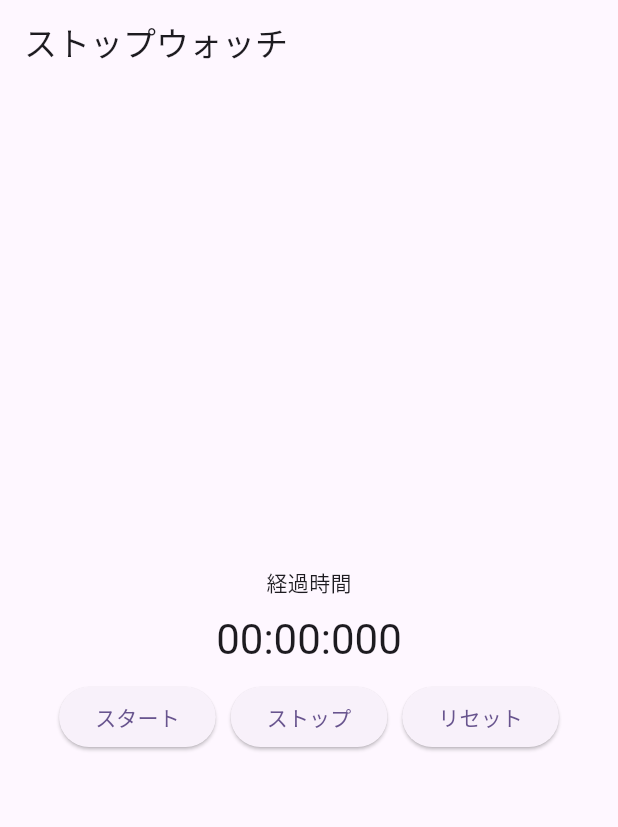
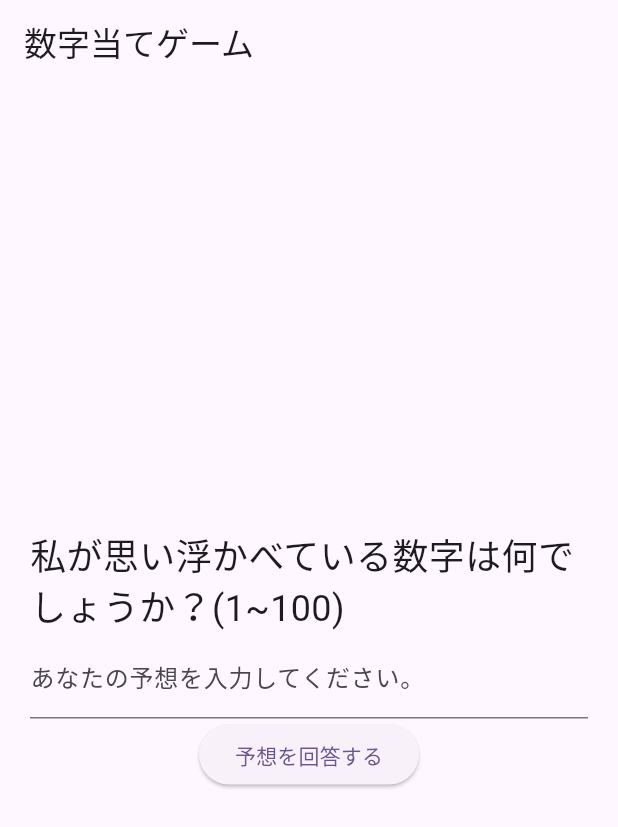
Before and after one commit to k-taiga/flutter_elementary, a Flutter app: the screen it shows after launch, on a phone screen of 412 x 824 dp. Shown: the top 827 px of the screen. Run offline on Flutter 3.47's test engine with Material 3 defaults, Android fonts, the phone set to English and light mode, and no system bars.

Commit message:
[add] NumberGuessApp

```diff
--- a/lib/main.dart
+++ b/lib/main.dart
@@ -1,7 +1,5 @@
 import 'package:flutter/material.dart';
-import 'dart:async';
-
-import 'package:flutter/widgets.dart';
+import 'dart:math';
 
 void main() {
   runApp(const MyApp());
@@ -18,96 +16,73 @@ class MyApp extends StatelessWidget {
         colorScheme: ColorScheme.fromSeed(seedColor: Colors.deepPurple),
         useMaterial3: true,
       ),
-      home: const StopWatch(),
+      home: const NumberGuessGame(),
     );
   }
 }
 
-class StopWatch extends StatefulWidget {
-  const StopWatch({super.key});
+class NumberGuessGame extends StatefulWidget {
+  const NumberGuessGame({super.key});
 
   @override
-  State<StopWatch> createState() => _StopWatchState();
+  State<NumberGuessGame> createState() => _NumberGuessGameState();
 }
 
-class _StopWatchState extends State<StopWatch> {
-  Timer _timer = Timer(Duration.zero, () {});
-  // Flutterが定義しているStopwatchオブジェクト
-  final Stopwatch _stopwatch = Stopwatch();
-  String _time = '00:00:000';
+class _NumberGuessGameState extends State<NumberGuessGame> {
+  // nextIntは0~99までなので+1する
+  int _numberToGuess = Random().nextInt(100) + 1;
+  String _message = '私が思い浮かべている数字は何でしょうか？(1~100)';
+  final TextEditingController _controller = TextEditingController();
+  int _count = 0;
 
-  void _startTimer() {
-    if (!_stopwatch.isRunning) {
-      _stopwatch.start();
-      // 1millisecondごとに実施する処理
-      _timer = Timer.periodic(Duration(milliseconds: 1), (timer) {
-        // setStateを呼び出すことで画面を再描画
-        setState(() {
-          // Stopwatch.elapsedは経過時間を返す
-          final Duration elapsed = _stopwatch.elapsed;
-          // 0付きの2桁の文字列に変換
-          final String minute = elapsed.inMinutes.toString().padLeft(2, '0');
-          final String sec =
-              (elapsed.inSeconds % 60).toString().padLeft(2, '0');
-          final String milliSec =
-              (elapsed.inMilliseconds % 1000).toString().padLeft(3, '0');
-          _time = '$minute:$sec:$milliSec';
-        });
+  void _guessNumber() {
+    int? userGuess = int.tryParse(_controller.text);
+
+    if (userGuess == null || userGuess <= 0 || userGuess > 100) {
+      _message = '1から100の数値を入れてください';
+      setState(() {
+        _controller.clear();
       });
+      return;
+    } else if (userGuess == _numberToGuess) {
+      _count++;
+      _message =
+          'おめでとうございます！「$userGuess」で正解です!\n$_count回目で当てました。\n新しい数字を思い浮かべます。';
+      _numberToGuess = Random().nextInt(100) + 1;
+      _count = 0;
+    } else if (userGuess > _numberToGuess) {
+      _count++;
+      _message = '「$userGuess」は大きすぎます!もう一度試してみてください。';
+    } else if (userGuess < _numberToGuess) {
+      _count++;
+      _message = '「$userGuess」は小さすぎます!もう一度試してみてください。';
     }
-  }
 
-  void _stopTimer() {
-    if (_stopwatch.isRunning) {
-      _stopwatch.stop();
-      _timer.cancel();
-    }
-  }
-
-  void _resetTimer() {
-    _stopwatch.reset();
-    // 初期値で画面を再描画
     setState(() {
-      _time = "00:00:000";
+      _controller.clear();
     });
   }
 
   @override
   Widget build(BuildContext context) {
     return Scaffold(
-        appBar: AppBar(title: const Text('ストップウォッチ')),
-        body: Center(
+      appBar: AppBar(title: Text('数字当てゲーム')),
+      body: Padding(
+          padding: const EdgeInsets.all(20.0),
           child: Column(
-            mainAxisAlignment: MainAxisAlignment.center,
-            children: [
-              const Text('経過時間'),
-              const SizedBox(height: 10),
-              Text('$_time', style: Theme.of(context).textTheme.headlineMedium),
-              const SizedBox(height: 10),
-              Row(
-                mainAxisAlignment: MainAxisAlignment.center,
-                children: [
-                  ElevatedButton(
-                      onPressed: () {
-                        _startTimer();
-                      },
-                      child: const Text('スタート')),
-                  const SizedBox(width: 10),
-                  ElevatedButton(
-                      onPressed: () {
-                        _stopTimer();
-                      },
-                      child: const Text('ストップ')),
-                  const SizedBox(width: 10),
-                  ElevatedButton(
-                      onPressed: () {
-                        _resetTimer();
-                      },
-                      child: const Text('リセット')),
-                ],
-              )
-            ],
-          ),
-        ));
+              // 中央揃え
+              mainAxisAlignment: MainAxisAlignment.center,
+              children: [
+                Text(_message, style: TextStyle(fontSize: 24)),
+                TextField(
+                  controller: _controller,
+                  keyboardType: TextInputType.number,
+                  decoration: InputDecoration(
+                    labelText: 'あなたの予想を入力してください。',
+                  ),
+                ),
+                ElevatedButton(onPressed: _guessNumber, child: Text('予想を回答する'))
+              ])),
+    );
   }
 }
```
